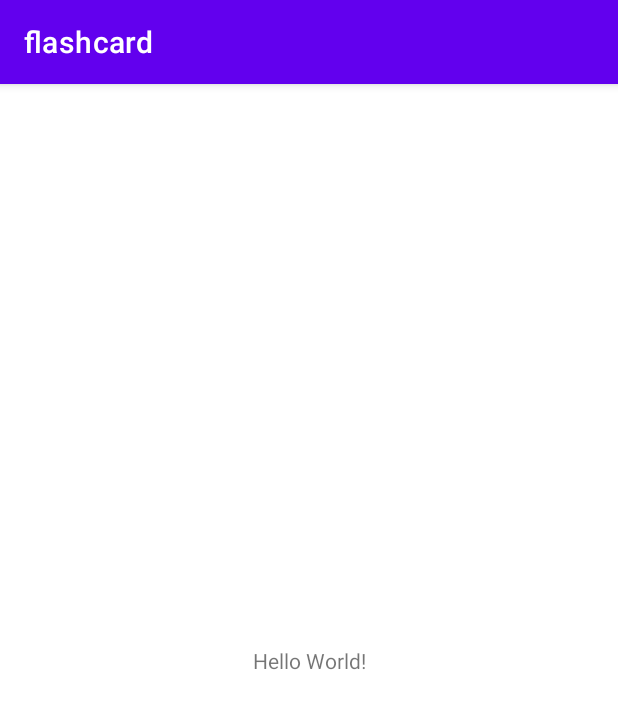
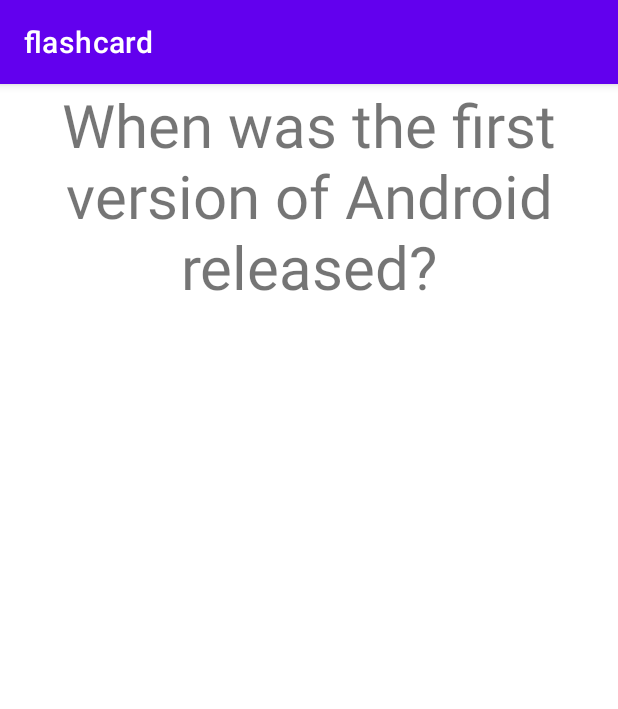
Before and after one commit to Ferduse/flashcard-app, an Android app: the screen it shows after launch (MainActivity), on a phone screen of 412 x 824 dp. Shown: the top 709 px of the screen. Run offline under Robolectric (Android 15) with nearby library versions, the phone set to English and light mode, and no system bars.

Commit message:
Added a click listener and answer question textviews

```diff
--- a/app/src/main/java/com/example/flashcard/MainActivity.java
+++ b/app/src/main/java/com/example/flashcard/MainActivity.java
@@ -3,6 +3,8 @@
 import androidx.appcompat.app.AppCompatActivity;
 
 import android.os.Bundle;
+import android.view.View;
+import android.widget.TextView;
 
 public class MainActivity extends AppCompatActivity {
 
@@ -10,5 +12,16 @@
     protected void onCreate(Bundle savedInstanceState) {
         super.onCreate(savedInstanceState);
         setContentView(R.layout.activity_main);
+
+        TextView questionTextView = findViewById(R.id.question);
+        TextView answerTextView = findViewById(R.id.answer);
+
+        questionTextView.setOnClickListener(new View.OnClickListener() {
+            @Override
+            public void onClick(View view) {
+                questionTextView.setVisibility(View.INVISIBLE);
+                answerTextView.setVisibility(View.VISIBLE);
+            }
+        });
     }
 }
--- a/app/src/main/res/layout/activity_main.xml
+++ b/app/src/main/res/layout/activity_main.xml
@@ -1,5 +1,5 @@
 <?xml version="1.0" encoding="utf-8"?>
-<androidx.constraintlayout.widget.ConstraintLayout xmlns:android="http://schemas.android.com/apk/res/android"
+<RelativeLayout xmlns:android="http://schemas.android.com/apk/res/android"
     xmlns:app="http://schemas.android.com/apk/res-auto"
     xmlns:tools="http://schemas.android.com/tools"
     android:layout_width="match_parent"
@@ -7,12 +7,23 @@
     tools:context=".MainActivity">
 
     <TextView
-        android:layout_width="wrap_content"
-        android:layout_height="wrap_content"
-        android:text="Hello World!"
-        app:layout_constraintBottom_toBottomOf="parent"
-        app:layout_constraintLeft_toLeftOf="parent"
-        app:layout_constraintRight_toRightOf="parent"
-        app:layout_constraintTop_toTopOf="parent" />
+        android:id="@+id/question"
+        android:layout_width="match_parent"
+        android:layout_height="200dp"
+        android:textSize="40sp"
+        android:text="When was the first version of Android released?"
+        android:textAlignment="center" />
 
-</androidx.constraintlayout.widget.ConstraintLayout>
+
+    <TextView
+        android:id="@+id/answer"
+        android:layout_width="match_parent"
+        android:layout_height="200dp"
+        android:textSize="40sp"
+        android:text="2008"
+        android:textAlignment="center"
+        android:layout_below="@id/question"
+        android:visibility="invisible" />
+
+
+</RelativeLayout>
```
